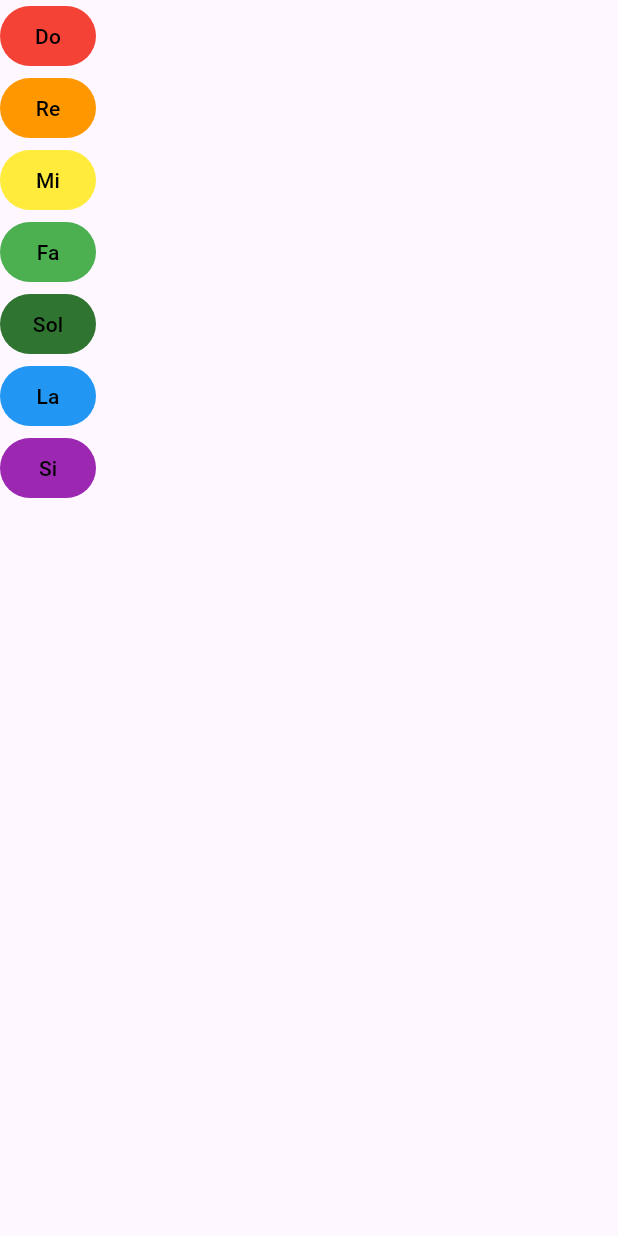
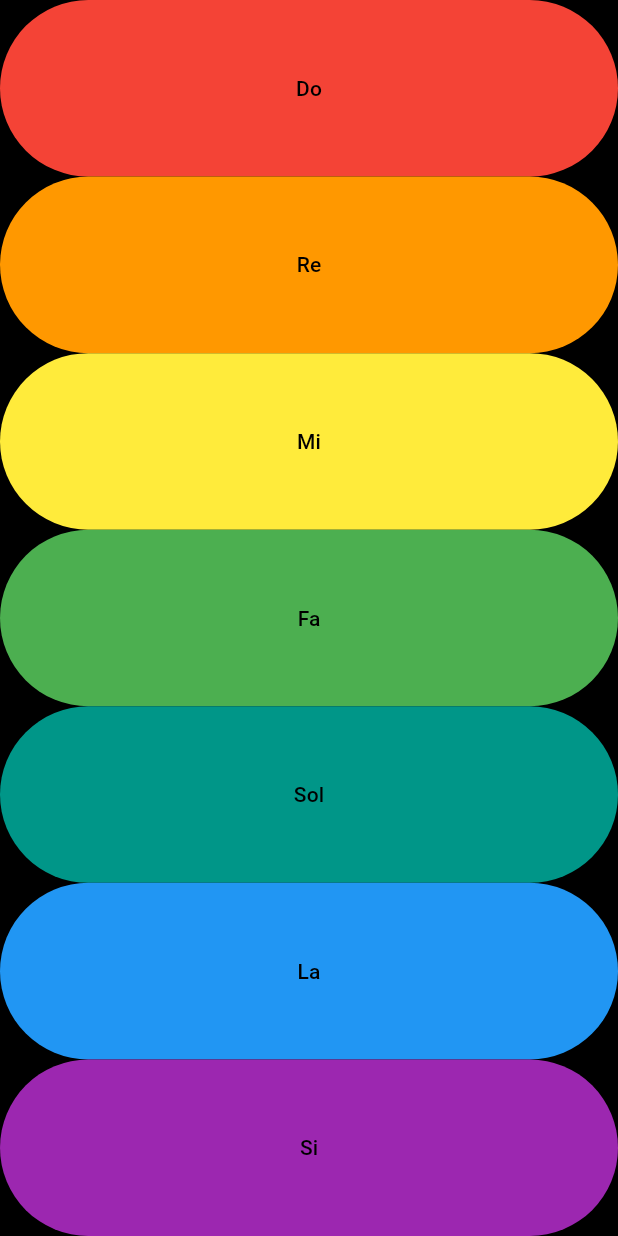
Before and after one commit to mabreu88/flutter, a Flutter app: the screen it shows after launch, after a tap on "Do", on a phone screen of 412 x 824 dp. Run offline on Flutter 3.47's test engine with Material 3 defaults, Android fonts, the phone set to English and light mode, and no system bars; our stand-ins replace audioplayers.

Commit message:
Finish project

```diff
--- a/xylophone_app/lib/main.dart
+++ b/xylophone_app/lib/main.dart
@@ -1,73 +1,57 @@
 import 'package:flutter/material.dart';
 import 'package:audioplayers/audioplayers.dart';
 
+// This is a simple xylophone app that plays different notes when buttons are pressed.
+// The app uses the audioplayers package to handle audio playback.
+// The app consists of a series of buttons, each corresponding to a musical note.
+// When a button is pressed, the corresponding note is played using the AudioPlayer class.
+// The app is designed to be simple and easy to use, making it a great tool for learning about musical notes and sounds.
+
+//For the correct functioning of this app do not forget to add the following permissions in the
+//AndroidManifest.xml file located at //android/app/src/main/AndroidManifest.xml
+//    <uses-permission android:name="android.permission.INTERNET" />
+//    <uses-permission android:name="android.permission.READ_EXTERNAL_STORAGE" />
+//    <uses-permission android:name="android.permission.WAKE_LOCK" />
+
 final player = AudioPlayer();
 
-void main() {
-  runApp(const XylophoneApp());
-}
+void main() => runApp(const XylophoneApp());
 
 class XylophoneApp extends StatelessWidget {
   const XylophoneApp({super.key});
+
+  void playSound(int soundNumber) async {
+    player.play(AssetSource('note$soundNumber.wav'));
+  }
+
+  Expanded buildKey(int soundNumber, Color color, String text) {
+    return Expanded(
+      child: TextButton(
+        style: TextButton.styleFrom(backgroundColor: color),
+        onPressed: () {
+          playSound(soundNumber);
+        },
+        child: Text(text, style: TextStyle(color: Colors.black)),
+      ),
+    );
+  }
 
   @override
   Widget build(BuildContext context) {
     return MaterialApp(
       home: Scaffold(
+        backgroundColor: Colors.black,
         body: SafeArea(
           child: Column(
+            crossAxisAlignment: CrossAxisAlignment.stretch,
             children: [
-              TextButton(
-                style: TextButton.styleFrom(backgroundColor: Colors.red),
-                onPressed: () async {
-                  await player.play(AssetSource('note1.wav'));
-                },
-                child: Text('Do', style: TextStyle(color: Colors.black)),
-              ),
-              TextButton(
-                style: TextButton.styleFrom(backgroundColor: Colors.orange),
-                onPressed: () async {
-                  await player.play(AssetSource('note2.wav'));
-                },
-                child: Text('Re', style: TextStyle(color: Colors.black)),
-              ),
-              TextButton(
-                style: TextButton.styleFrom(backgroundColor: Colors.yellow),
-                onPressed: () async {
-                  await player.play(AssetSource('note3.wav'));
-                },
-                child: Text('Mi', style: TextStyle(color: Colors.black)),
-              ),
-              TextButton(
-                style: TextButton.styleFrom(backgroundColor: Colors.green),
-                onPressed: () async {
-                  await player.play(AssetSource('note4.wav'));
-                },
-                child: Text('Fa', style: TextStyle(color: Colors.black)),
-              ),
-              TextButton(
-                style: TextButton.styleFrom(
-                  backgroundColor: const Color.fromARGB(255, 47, 117, 49),
-                ),
-                onPressed: () async {
-                  await player.play(AssetSource('note5.wav'));
-                },
-                child: Text('Sol', style: TextStyle(color: Colors.black)),
-              ),
-              TextButton(
-                style: TextButton.styleFrom(backgroundColor: Colors.blue),
-                onPressed: () async {
-                  await player.play(AssetSource('note6.wav'));
-                },
-                child: Text('La', style: TextStyle(color: Colors.black)),
-              ),
-              TextButton(
-                style: TextButton.styleFrom(backgroundColor: Colors.purple),
-                onPressed: () async {
-                  await player.play(AssetSource('note7.wav'));
-                },
-                child: Text('Si', style: TextStyle(color: Colors.black)),
-              ),
+              buildKey(1, Colors.red, 'Do'),
+              buildKey(2, Colors.orange, 'Re'),
+              buildKey(3, Colors.yellow, 'Mi'),
+              buildKey(4, Colors.green, 'Fa'),
+              buildKey(5, Colors.teal, 'Sol'),
+              buildKey(6, Colors.blue, 'La'),
+              buildKey(7, Colors.purple, 'Si'),
             ],
           ),
         ),
```
